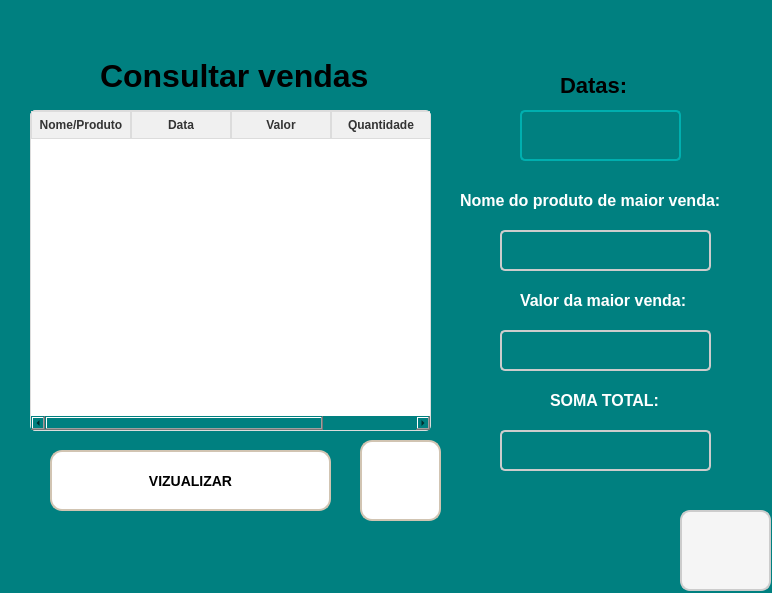
ArielAraujo18/ErpSistema, file frm_VendasDiarias.ui: the form before one commit.
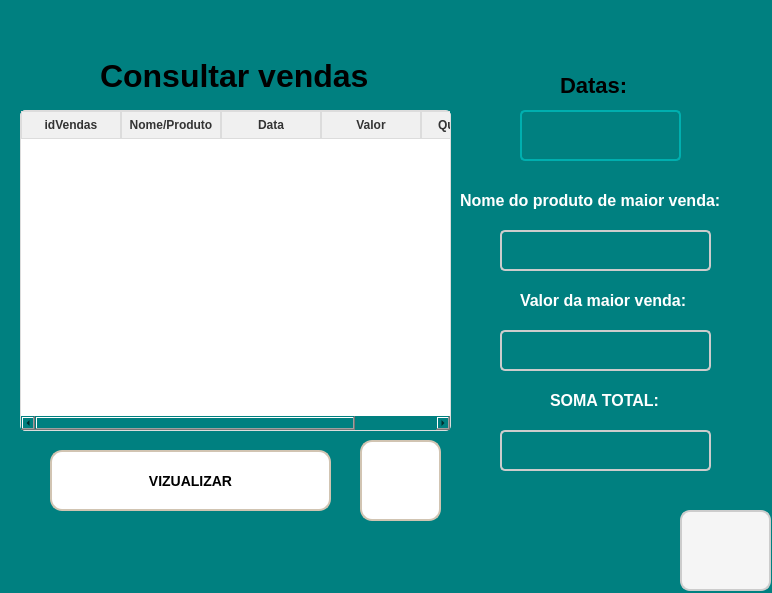
The form after the commit. Icons and pictures are not drawn.

What changed in the file:
```diff
--- a/frm_VendasDiarias.ui
+++ b/frm_VendasDiarias.ui
@@ -209,9 +209,9 @@
   <widget class="QTableWidget" name="tableWidget">
    <property name="geometry">
     <rect>
-     <x>30</x>
+     <x>20</x>
      <y>110</y>
-     <width>401</width>
+     <width>431</width>
      <height>321</height>
     </rect>
    </property>
@@ -296,6 +296,11 @@
 }
 </string>
    </property>
+   <column>
+    <property name="text">
+     <string>idVendas</string>
+    </property>
+   </column>
    <column>
     <property name="text">
      <string>Nome/Produto</string>
```
Left out of the diff: 6 changed lines with no effect on the pictures.
